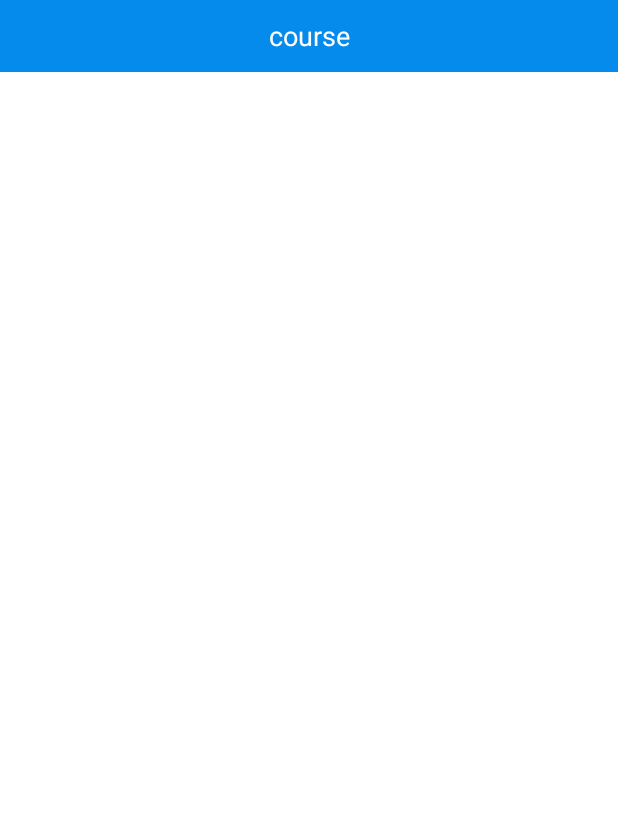
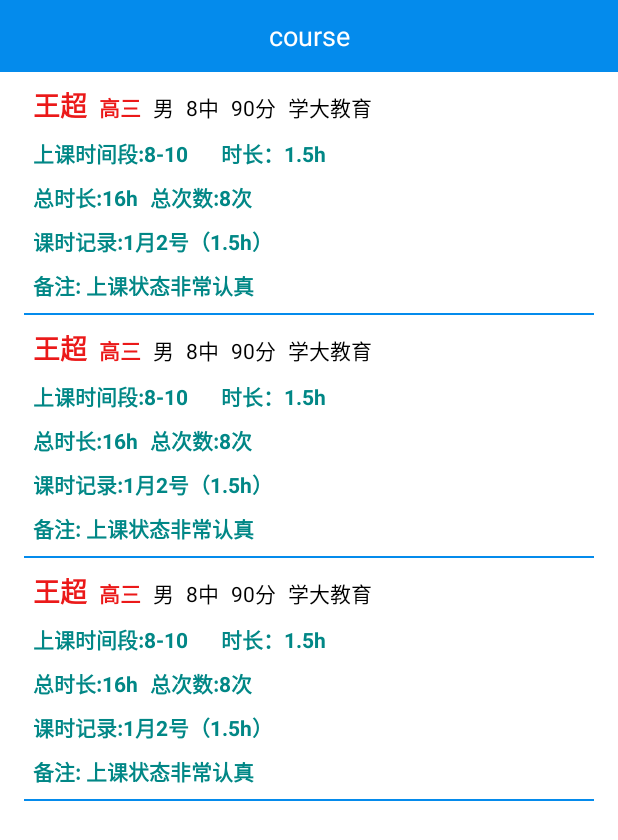
Before and after one commit to wc0811/TimeTable, an Android app: the layout activity_class.xml on its own in the app's theme, with its tools: preview values and no code run, on a phone screen of 412 x 824 dp. Shown: the top 840 px of the screen. Run offline under Robolectric (Android 15) with nearby library versions, the phone set to English and light mode, and no system bars.

Commit message:
Add class view

```diff
--- a/app/src/main/res/layout/activity_class.xml
+++ b/app/src/main/res/layout/activity_class.xml
@@ -1,6 +1,7 @@
 <?xml version="1.0" encoding="utf-8"?>
 <androidx.constraintlayout.widget.ConstraintLayout xmlns:android="http://schemas.android.com/apk/res/android"
     xmlns:app="http://schemas.android.com/apk/res-auto"
+    xmlns:tools="http://schemas.android.com/tools"
     android:id="@+id/mainView"
     style="@style/CmnRootView">
 
@@ -19,5 +20,7 @@
         app:layout_constraintBottom_toBottomOf="parent"
         app:layout_constraintEnd_toEndOf="parent"
         app:layout_constraintStart_toStartOf="parent"
-        app:layout_constraintTop_toBottomOf="@id/tvTitle" />
+        app:layout_constraintTop_toBottomOf="@id/tvTitle"
+        tools:itemCount="3"
+        tools:listitem="@layout/item_class" />
 </androidx.constraintlayout.widget.ConstraintLayout>
--- a/app/src/main/res/layout/item_class.xml
+++ b/app/src/main/res/layout/item_class.xml
@@ -9,7 +9,7 @@
         android:id="@+id/tvName"
         style="@style/CmnText"
         android:layout_marginStart="@dimen/common_space"
-        android:layout_marginTop="@dimen/common_space"
+        android:layout_marginTop="@dimen/common_inner_space"
         android:textColor="@color/theme_red"
         android:textSize="@dimen/common_middle_text_size"
         android:textStyle="bold"
```
